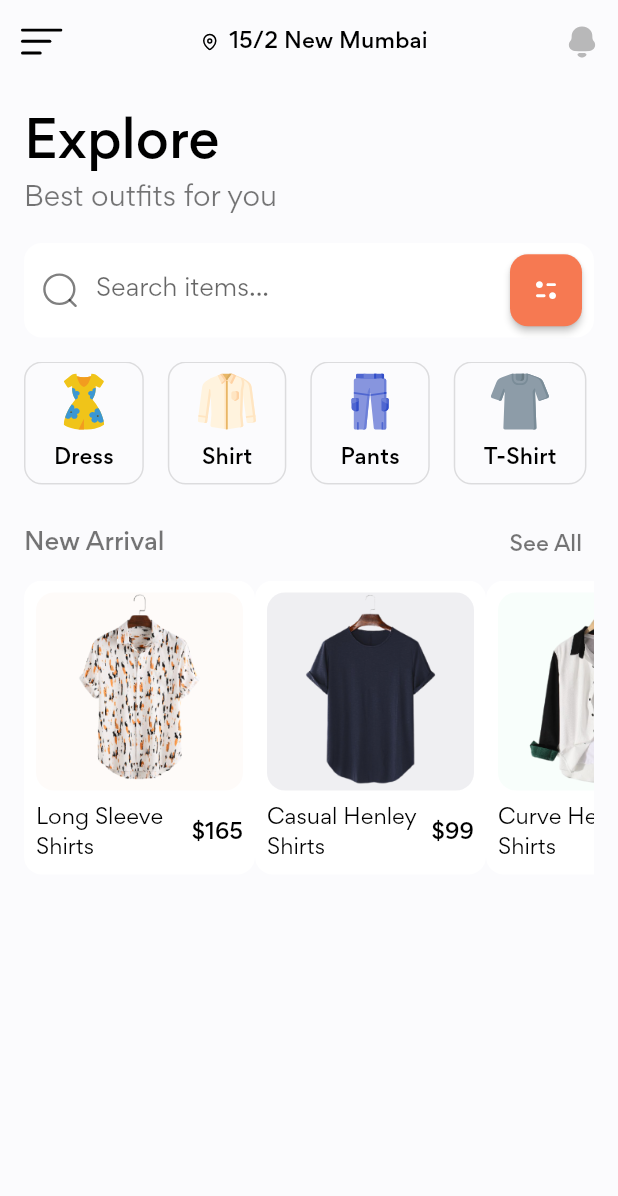
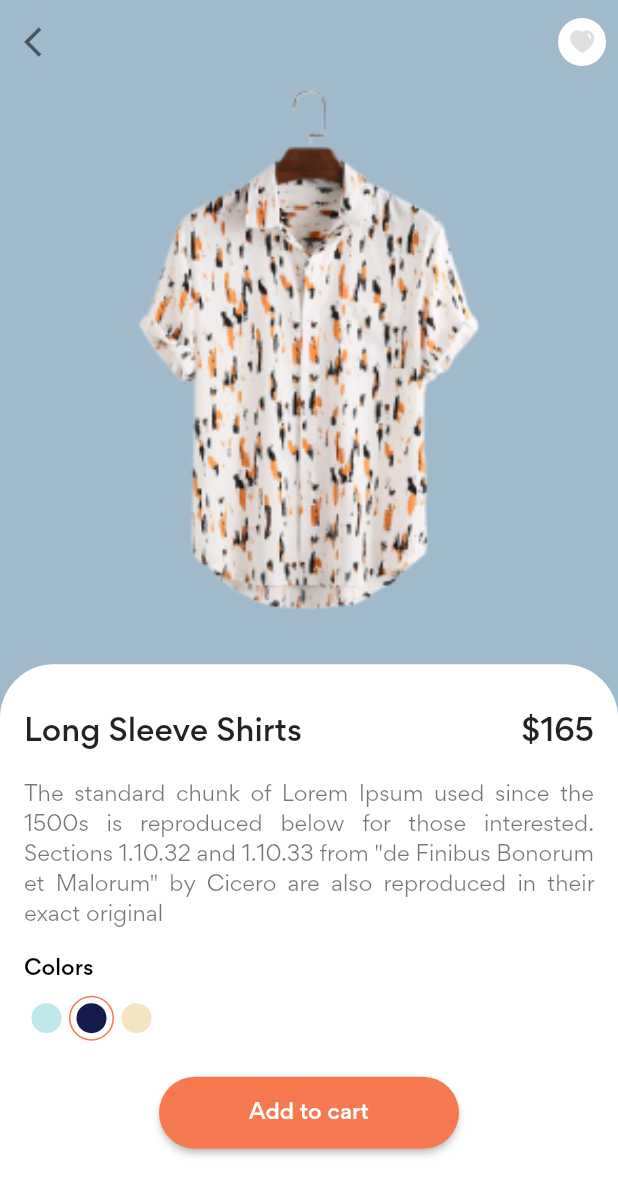
Before and after one commit to sahil0727/FlutterFashionShopUI, a Flutter app: the screen it shows after launch, after a tap on "Long Sleeve Shirts", on a phone screen of 412 x 824 dp. Shown: the top 1196 px of the screen. Run offline on Flutter 3.47's test engine with Material 2 defaults, Android fonts, the phone set to English and light mode, and no system bars; our stand-ins replace flutter_svg.

Commit message:
second commit

```diff
--- /dev/null
+++ b/lib/components/new_arrival.dart
@@ -0,0 +1,54 @@
+import 'package:flutter/cupertino.dart';
+import 'package:flutter_fashion_shop_ui/components/product_card.dart';
+import 'package:flutter_fashion_shop_ui/components/selection_tile.dart';
+import 'package:flutter_fashion_shop_ui/screens/Details/details_screen.dart';
+
+import '../constant.dart';
+import '../models/product.dart';
+
+class NewArrival extends StatelessWidget {
+  const NewArrival({
+    Key? key,
+  }) : super(key: key);
+
+  @override
+  Widget build(BuildContext context) {
+    return Column(
+      children: [
+        SelectionTitle(
+          title: 'New Arrival',
+          pressSeeAll: () {},
+        ),
+        SingleChildScrollView(
+          physics: const BouncingScrollPhysics(),
+          scrollDirection: Axis.horizontal,
+          child: Row(
+            crossAxisAlignment: CrossAxisAlignment.start,
+            children: List.generate(
+              demo_product.length,
+              (index) => Padding(
+                padding: const EdgeInsets.only(left: defaultPadding),
+                child: ProductCard(
+                  image: demo_product.elementAt(index).image,
+                  title: demo_product.elementAt(index).title,
+                  price: demo_product.elementAt(index).price,
+                  bgColor: demo_product.elementAt(index).bgColor,
+                  press: () {
+                    Navigator.push(
+                      context,
+                      CupertinoPageRoute(
+                        builder: (context) =>  DetailsScreen(
+                          product: demo_product.elementAt(index),
+                        ),
+                      ),
+                    );
+                  },
+                ),
+              ),
+            ),
+          ),
+        ),
+      ],
+    );
+  }
+}
--- /dev/null
+++ b/lib/components/popular.dart
@@ -0,0 +1,43 @@
+import 'package:flutter/material.dart';
+import 'package:flutter_fashion_shop_ui/components/product_card.dart';
+import 'package:flutter_fashion_shop_ui/components/selection_tile.dart';
+
+import '../constant.dart';
+import '../models/product.dart';
+class Popular extends StatelessWidget {
+  const Popular({
+    Key? key,
+  }) : super(key: key);
+
+  @override
+  Widget build(BuildContext context) {
+    return Column(
+      children: [
+        SelectionTitle(
+          title: 'Popular',
+          pressSeeAll: () {},
+        ),
+        SingleChildScrollView(
+          physics: const BouncingScrollPhysics(),
+          scrollDirection: Axis.horizontal,
+          child: Row(
+            crossAxisAlignment: CrossAxisAlignment.start,
+            children: List.generate(
+              demo_product.length,
+                  (index) => Padding(
+                padding: const EdgeInsets.only(left: defaultPadding),
+                child: ProductCard(
+                  image: demo_product.elementAt(index).image,
+                  title: demo_product.elementAt(index).title,
+                  price: demo_product.elementAt(index).price,
+                  bgColor: demo_product.elementAt(index).bgColor,
+                  press: () {},
+                ),
+              ),
+            ),
+          ),
+        ),
+      ],
+    );
+  }
+}
--- /dev/null
+++ b/lib/components/product_card.dart
@@ -0,0 +1,71 @@
+import 'package:flutter/material.dart';
+
+import '../constant.dart';
+class ProductCard extends StatelessWidget {
+  final String image, title;
+  final int price;
+  final Color bgColor;
+  final VoidCallback press;
+  const ProductCard({
+    Key? key,
+    required this.image,
+    required this.title,
+    required this.price,
+    required this.press,
+    required this.bgColor,
+  }) : super(key: key);
+
+  @override
+  Widget build(BuildContext context) {
+    return GestureDetector(
+      onTap: press,
+      child: Container(
+        padding: const EdgeInsets.all(defaultPadding / 2),
+        width: 154,
+        decoration: const BoxDecoration(
+          color: Colors.white,
+          borderRadius: BorderRadius.all(
+            Radius.circular(defaultBorderRadius),
+          ),
+        ),
+        child: Column(
+          children: [
+            Container(
+              width: double.infinity,
+              decoration: BoxDecoration(
+                borderRadius: const BorderRadius.all(
+                  Radius.circular(defaultBorderRadius),
+                ),
+                color: bgColor,
+              ),
+              child: Image.asset(
+                image,
+                height: 132,
+              ),
+            ),
+            const SizedBox(height: defaultPadding / 2),
+            Row(
+              children: [
+                Expanded(
+                  child: Text(
+                    title,
+                    style: const TextStyle(
+                      color: Colors.black,
+                    ),
+                  ),
+                ),
+                const SizedBox(
+                  width: defaultPadding / 4,
+                ),
+                Text(
+                  '\$$price',
+                  style: Theme.of(context).textTheme.subtitle2,
+                ),
+              ],
+            ),
+          ],
+        ),
+      ),
+    );
+  }
+}
--- /dev/null
+++ b/lib/screens/Details/components/colors_dot.dart
@@ -0,0 +1,35 @@
+import 'package:flutter/material.dart';
+
+import '../../../constant.dart';
+class ColorDot extends StatelessWidget {
+  final Color color;
+  final VoidCallback press;
+  final bool isActive;
+
+  const ColorDot({
+    Key? key,
+    required this.color,
+    required this.press,
+    this.isActive = false,
+  }) : super(key: key);
+
+  @override
+  Widget build(BuildContext context) {
+    return GestureDetector(
+      onTap: press,
+      child: Container(
+        padding: const EdgeInsets.all(defaultPadding / 4),
+        decoration: BoxDecoration(
+          shape: BoxShape.circle,
+          border: Border.all(
+            color: isActive ? primaryColor : Colors.transparent,
+          ),
+        ),
+        child: CircleAvatar(
+          radius: 10,
+          backgroundColor: color,
+        ),
+      ),
+    );
+  }
+}
--- /dev/null
+++ b/lib/screens/Details/details_screen.dart
@@ -0,0 +1,152 @@
+import 'dart:developer';
+
+import 'package:flutter/material.dart';
+import 'package:flutter_fashion_shop_ui/constant.dart';
+import 'package:flutter_fashion_shop_ui/models/product.dart';
+import 'package:flutter_svg/flutter_svg.dart';
+
+import 'components/colors_dot.dart';
+
+class DetailsScreen extends StatefulWidget {
+  final Product product;
+
+  const DetailsScreen({Key? key, required this.product}) : super(key: key);
+
+  @override
+  State<DetailsScreen> createState() => _DetailsScreenState();
+}
+
+class _DetailsScreenState extends State<DetailsScreen> {
+  late bool isLike = false;
+
+  @override
+  Widget build(BuildContext context) {
+    return Scaffold(
+      backgroundColor: const Color(0xffa0bacc),
+      appBar: AppBar(
+        backgroundColor: Colors.transparent,
+        elevation: 0.0,
+        leading: IconButton(
+          onPressed: () {
+            Navigator.pop(context);
+          },
+          icon: const Icon(Icons.arrow_back_ios, color: Colors.black54),
+        ),
+        actions: [
+          IconButton(
+            onPressed: () => setState(() {
+              isLike = !isLike;
+              log(isLike.toString());
+            }),
+            icon: CircleAvatar(
+              backgroundColor: Colors.white,
+              child: SvgPicture.asset(
+                'assets/icons/Heart.svg',
+                height: 20,
+                color: isLike ? Colors.red : Colors.black12,
+              ),
+            ),
+          ),
+        ],
+      ),
+      body: Column(
+        children: <Widget>[
+          Image.asset(
+            widget.product.image,
+            height: MediaQuery.of(context).size.height * .45,
+            fit: BoxFit.fitWidth,
+          ),
+          const SizedBox(height: defaultPadding),
+          Expanded(
+            child: Container(
+              padding: const EdgeInsets.fromLTRB(
+                defaultPadding,
+                defaultPadding * 2,
+                defaultPadding,
+                defaultPadding,
+              ),
+              width: MediaQuery.of(context).size.width,
+              decoration: const BoxDecoration(
+                color: Colors.white,
+                borderRadius: BorderRadius.only(
+                  topRight: Radius.circular(defaultBorderRadius * 3),
+                  topLeft: Radius.circular(defaultBorderRadius * 3),
+                ),
+              ),
+              child: SingleChildScrollView(
+                scrollDirection: Axis.vertical,
+                child: Column(
+                  crossAxisAlignment: CrossAxisAlignment.start,
+                  children: <Widget>[
+                    Row(
+                      children: [
+                        Expanded(
+                          child: Text(
+                            widget.product.title,
+                            style: Theme.of(context).textTheme.headline6,
+                          ),
+                        ),
+                        const SizedBox(width: defaultPadding),
+                        Text(
+                          '\$${widget.product.price}',
+                          style: Theme.of(context).textTheme.headline6,
+                        ),
+                      ],
+                    ),
+                    const Padding(
+                      padding: EdgeInsets.symmetric(vertical: defaultPadding),
+                      child: Text(
+                        "The standard chunk of Lorem Ipsum used since the 1500s is reproduced below for those interested. Sections 1.10.32 and 1.10.33 from \"de Finibus Bonorum et Malorum\" by Cicero are also reproduced in their exact original",
+                        textAlign: TextAlign.justify,
+                      ),
+                    ),
+                    const Text(
+                      'Colors',
+                      style: TextStyle(
+                        color: Colors.black,
+                        fontWeight: FontWeight.w500,
+                      ),
+                    ),
+                    const SizedBox(height: defaultPadding / 2),
+                    Row(
+                      children: [
+                        ColorDot(
+                          color: const Color(0xffbee8ea),
+                          press: () {},
+                        ),
+                        ColorDot(
+                          color: const Color(0xff141b4a),
+                          isActive: true,
+                          press: () {},
+                        ),
+                        ColorDot(
+                          color: const Color(0xfff4e5c3),
+                          press: () {},
+                        ),
+                      ],
+                    ),
+                    const SizedBox(height: defaultPadding * 1.5),
+                    Center(
+                      child: SizedBox(
+                        width: 200,
+                        height: 48,
+                        child: ElevatedButton(
+                          onPressed: () {},
+                          style: ElevatedButton.styleFrom(
+                            primary: primaryColor,
+                            shape: const StadiumBorder(),
+                          ),
+                          child: const Text('Add to cart'),
+                        ),
+                      ),
+                    ),
+                  ],
+                ),
+              ),
+            ),
+          )
+        ],
+      ),
+    );
+  }
+}
--- a/lib/screens/home/home_screen.dart
+++ b/lib/screens/home/home_screen.dart
@@ -1,11 +1,11 @@
 import 'package:flutter/material.dart';
 import 'package:flutter_fashion_shop_ui/constant.dart';
-import 'package:flutter_fashion_shop_ui/models/product.dart';
 import 'package:flutter_svg/flutter_svg.dart';
+import '../../components/categories.dart';
+import '../../components/new_arrival.dart';
+import '../../components/popular.dart';
+import '../../components/search_form.dart';
 
-import '../../components/categories.dart';
-import '../../components/search_form.dart';
-import '../../components/selection_tile.dart';
 
 class HomeScreen extends StatelessWidget {
   const HomeScreen({Key? key}) : super(key: key);
@@ -36,7 +36,8 @@ class HomeScreen extends StatelessWidget {
           ),
         ],
       ),
-      body: Padding(
+      body: SingleChildScrollView(
+        physics: const BouncingScrollPhysics(),
         padding: const EdgeInsets.all(defaultPadding),
         child: Column(
           crossAxisAlignment: CrossAxisAlignment.start,
@@ -58,98 +59,13 @@ class HomeScreen extends StatelessWidget {
             ),
             const Categories(),
             const SizedBox(height: defaultPadding),
-            SelectionTitle(
-              title: 'New Arrival',
-              pressSeeAll: () {},
-            ),
-            SingleChildScrollView(
-              physics: const BouncingScrollPhysics(),
-              scrollDirection: Axis.horizontal,
-              child: Row(
-                children: List.generate(
-                  demo_product.length,
-                  (index) => ProductCard(
-                    image: demo_product.elementAt(index).image,
-                    title: demo_product.elementAt(index).title,
-                    price: demo_product.elementAt(index).price,
-                    bgColor: demo_product.elementAt(index).bgColor,
-                    press: () {},
-                  ),
-                ),
-              ),
-            )
+            const NewArrival(),
+            const SizedBox(height: defaultPadding),
+            const Popular(),
+
           ],
         ),
       ),
     );
   }
 }
-
-class ProductCard extends StatelessWidget {
-  final String image, title;
-  final int price;
-  final Color bgColor;
-  final VoidCallback press;
-  const ProductCard({
-    Key? key,
-    required this.image,
-    required this.title,
-    required this.price,
-    required this.press,
-    required this.bgColor,
-  }) : super(key: key);
-
-  @override
-  Widget build(BuildContext context) {
-    return GestureDetector(
-      onTap: press,
-      child: Container(
-        padding: const EdgeInsets.all(defaultPadding / 2),
-        width: 154,
-        decoration: const BoxDecoration(
-          color: Colors.white,
-          borderRadius: BorderRadius.all(
-            Radius.circular(defaultBorderRadius),
-          ),
-        ),
-        child: Column(
-          children: [
-            Container(
-              width: double.infinity,
-              decoration: BoxDecoration(
-                borderRadius: const BorderRadius.all(
-                  Radius.circular(defaultBorderRadius),
-                ),
-                color: bgColor,
-              ),
-              child: Image.asset(
-                image,
-                height: 132,
-              ),
-            ),
-            const SizedBox(height: defaultPadding / 2),
-            Row(
-              children: [
-                Expanded(
-                  child: Text(
-                    title,
-                    style: const TextStyle(
-                      color: Colors.black,
-                    ),
-                  ),
-                ),
-                const SizedBox(
-                  width: defaultPadding / 4,
-                ),
-                Text(
-                  '\$$price',
-                  style: Theme.of(context).textTheme.subtitle2,
-                ),
-              ],
-            ),
-          ],
-        ),
-      ),
-    );
-  }
-}
```
